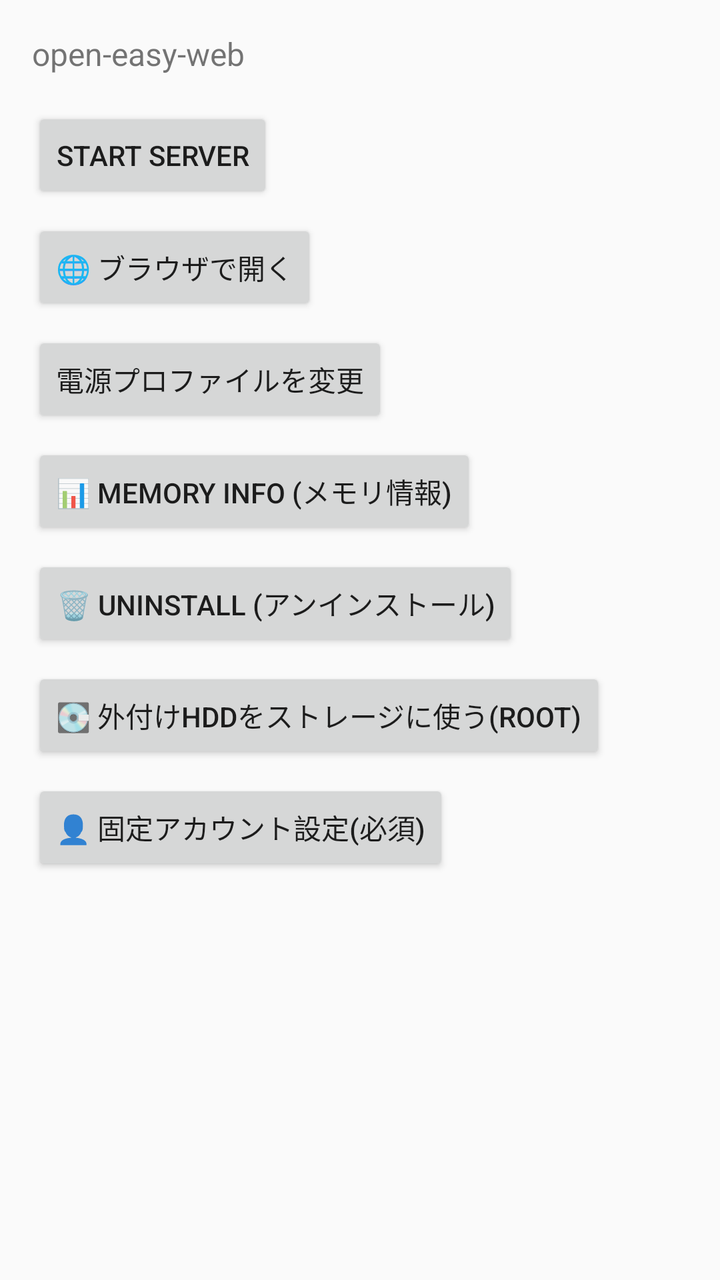
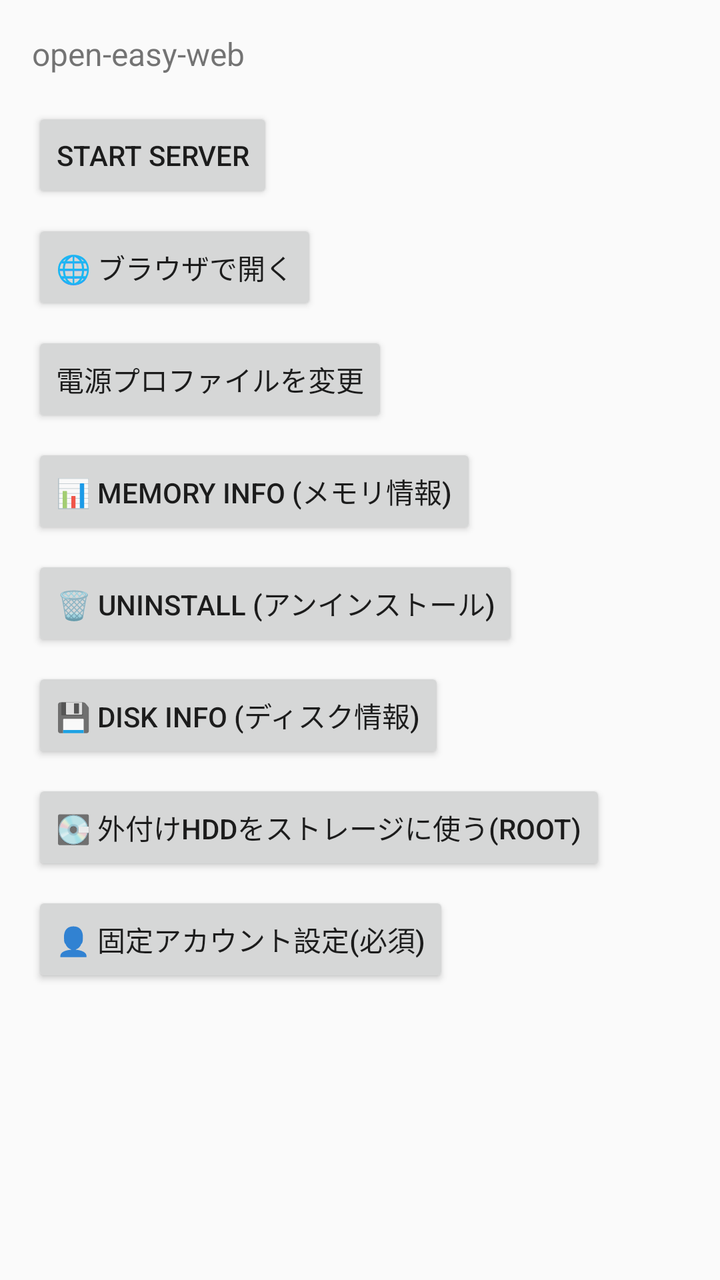

The first picture is an Android layout as it rendered before a commit; the second is the same layout after the commit. The layout source and the unified diff follow.
<!-- AndroidManifest.xml: application theme Theme.OpenEasyWeb -->
<!-- res/layout/activity_main.xml -->
<?xml version="1.0" encoding="utf-8"?>
<LinearLayout xmlns:android="http://schemas.android.com/apk/res/android"
    android:layout_width="match_parent"
    android:layout_height="match_parent"
    android:orientation="vertical"
    android:padding="16dp">

    
    <ScrollView
        android:layout_width="match_parent"
        android:layout_height="0dp"
        android:layout_weight="1">

        <LinearLayout
            android:layout_width="match_parent"
            android:layout_height="wrap_content"
            android:orientation="vertical">

            <TextView
                android:id="@+id/statusText"
                android:layout_width="match_parent"
                android:layout_height="wrap_content"
                android:text="@string/app_name"
                android:textSize="16sp" />

            <Button
                android:id="@+id/startButton"
                android:layout_width="wrap_content"
                android:layout_height="wrap_content"
                android:layout_marginTop="16dp"
                android:text="Start server" />

            <Button
                android:id="@+id/openBrowserButton"
                android:layout_width="wrap_content"
                android:layout_height="wrap_content"
                android:layout_marginTop="8dp"
                android:text="@string/open_browser_button" />

            <Button
                android:id="@+id/changeProfileButton"
                android:layout_width="wrap_content"
                android:layout_height="wrap_content"
                android:layout_marginTop="8dp"
                android:text="@string/change_profile_button" />

            <Button
                android:id="@+id/memoryInfoButton"
                android:layout_width="wrap_content"
                android:layout_height="wrap_content"
                android:layout_marginTop="8dp"
                android:text="@string/memory_info_button" />

            <Button
                android:id="@+id/uninstallButton"
                android:layout_width="wrap_content"
                android:layout_height="wrap_content"
                android:layout_marginTop="8dp"
                android:text="@string/uninstall_button" />

            
            <Button
                android:id="@+id/externalStorageButton"
                android:layout_width="wrap_content"
                android:layout_height="wrap_content"
                android:layout_marginTop="8dp"
                android:text="@string/external_storage_button" />

            
            <Button
                android:id="@+id/fixedAccountButton"
                android:layout_width="wrap_content"
                android:layout_height="wrap_content"
                android:layout_marginTop="8dp"
                android:text="@string/fixed_account_button" />

            <TextView
                android:id="@+id/logText"
                android:layout_width="match_parent"
                android:layout_height="wrap_content"
                android:layout_marginTop="16dp"
                android:fontFamily="monospace"
                android:textIsSelectable="true"
                android:textSize="11sp" />
        </LinearLayout>
    </ScrollView>

</LinearLayout>
<!-- resources referenced by this layout -->
<resources>
  <string name="app_name">open-easy-web</string>
  <string name="change_profile_button">電源プロファイルを変更</string>
  <string name="external_storage_button">💽 外付けHDDをストレージに使う(root)</string>
  <string name="fixed_account_button">👤 固定アカウント設定(必須)</string>
  <string name="memory_info_button">📊 Memory info (メモリ情報)</string>
  <string name="open_browser_button">🌐 ブラウザで開く</string>
  <string name="uninstall_button">🗑️ Uninstall (アンインストール)</string>
  <style name="Theme.OpenEasyWeb" parent="Theme.AppCompat.DayNight.NoActionBar" />
</resources>

<!-- the commit's change to res/layout/activity_main.xml (unified diff, before → after) -->
@@ -60,6 +60,14 @@
 
             
             <Button
+                android:id="@+id/diskInfoButton"
+                android:layout_width="wrap_content"
+                android:layout_height="wrap_content"
+                android:layout_marginTop="8dp"
+                android:text="@string/disk_info_button" />
+
+            
+            <Button
                 android:id="@+id/externalStorageButton"
                 android:layout_width="wrap_content"
                 android:layout_height="wrap_content"
<!-- resource entries referenced after the edit -->
@@ -2,6 +2,7 @@
 <resources>
   <string name="app_name">open-easy-web</string>
   <string name="change_profile_button">電源プロファイルを変更</string>
+  <string name="disk_info_button">💾 Disk info (ディスク情報)</string>
   <string name="external_storage_button">💽 外付けHDDをストレージに使う(root)</string>
   <string name="fixed_account_button">👤 固定アカウント設定(必須)</string>
   <string name="memory_info_button">📊 Memory info (メモリ情報)</string>
